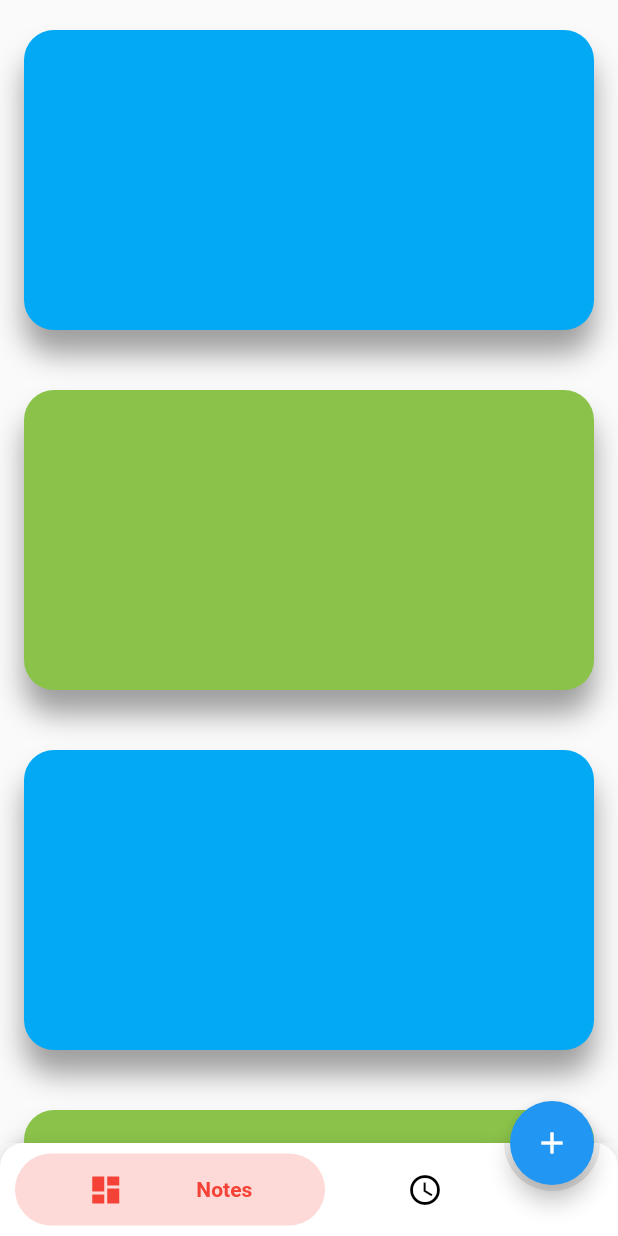
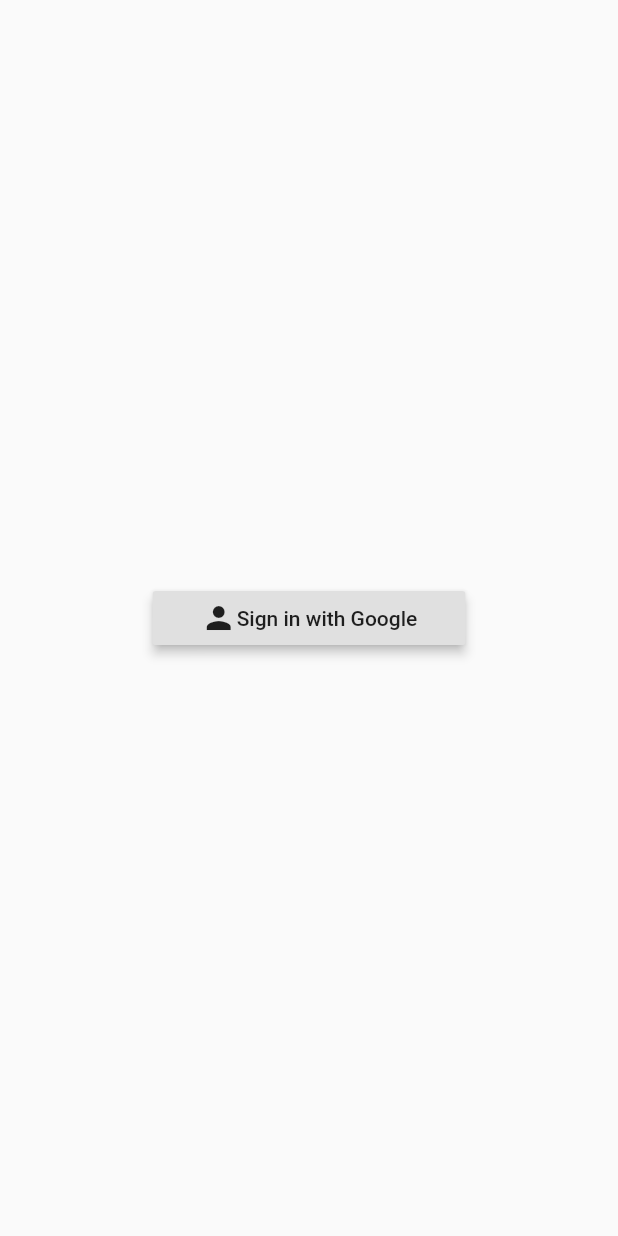
Before and after one commit to willconno/Postit, a Flutter app: the screen it shows after launch, on a phone screen of 412 x 824 dp. Run offline on Flutter 3.47's test engine with Material 2 defaults, Android fonts, the phone set to English and light mode, and no system bars; drawn by our look-alikes of bubble_bottom_bar; generated files the repository leaves out were written again.

Commit message:
- Work on login screen - Added notes route - Removed unnecessary list tile widget from listview

```diff
--- a/lib/main.dart
+++ b/lib/main.dart
@@ -1,10 +1,7 @@
-// Flutter code sample for material.AppBar.actions.1
-
-// This sample shows adding an action to an [AppBar] that opens a shopping cart.
-
 import 'package:flutter/material.dart';
 
-import 'view/HomeView.dart';
+import 'view/LoginView.dart';
+import 'view/notes/NoteListView.dart';
 
 void main() => runApp(MyApp());
 
@@ -16,7 +13,11 @@ class MyApp extends StatelessWidget {
   Widget build(BuildContext context) {
     return MaterialApp(
       title: _title,
-      home: HomeWidget(),
+      home: LoginWidget(),
+      routes:  <String, WidgetBuilder>{
+        '/login': (BuildContext context) => LoginWidget(),
+        '/notes': (BuildContext context) => NoteListWidget(),
+      },
     );
   }
 }
--- /dev/null
+++ b/lib/view/LoginView.dart
@@ -0,0 +1,46 @@
+import 'package:flutter/material.dart';
+
+class LoginWidget extends StatefulWidget {
+  @override
+  State<StatefulWidget> createState() {
+    return LoginState();
+  }
+}
+
+class LoginState extends State<LoginWidget> {
+  @override
+  Widget build(BuildContext context) {
+    // TODO: implement build
+    return Scaffold(
+        body: Padding(
+            padding: EdgeInsets.all(16),
+            child: Center(
+                child: Column(
+              mainAxisAlignment: MainAxisAlignment.center,
+              children: <Widget>[
+                Row(
+                  mainAxisSize: MainAxisSize.min,
+                  mainAxisAlignment: MainAxisAlignment.center,
+                  children: <Widget>[
+                    RaisedButton(
+                      padding: EdgeInsets.only(left: 32, right: 32),
+                      child: Row(
+                        children: <Widget>[
+                          Icon(Icons.person),
+                          Text(
+                            "Sign in with Google",
+                            textAlign: TextAlign.center,
+                          )
+                        ],
+                      ),
+                      elevation: 3,
+                      onPressed: () {
+                        Navigator.of(context).pushReplacementNamed("/notes");
+                      },
+                    )
+                  ],
+                )
+              ],
+            ))));
+  }
+}
--- a/lib/view/NoteListView.dart
+++ b/lib/view/notes/NoteListItemView.dart
@@ -1,6 +1,5 @@
 
 import 'package:flutter/material.dart';
-import 'package:postit/entity/User.dart';
 
 enum NoteListType {
   all, archive
@@ -27,18 +26,16 @@ class NotesListState extends State<NotesListWidget> {
   Widget build(BuildContext context, {pageIndex}) {
     return ListView.builder(
         itemBuilder: (context, i) {
-          return ListTile(
-            contentPadding: EdgeInsets.all(16.0),
-            title: getItem(context, i),
+          return Container(
+            height: 200,
+            margin: EdgeInsets.all(16),
+            decoration: getDecoration(i),
           );
         });
   }
 
-  Widget getItem(context, index) {
-    return Container(
-      height: 200,
-//      padding: EdgeInsets.all(16.0),
-      decoration: new BoxDecoration(
+  BoxDecoration getDecoration(index) {
+    return new BoxDecoration(
           borderRadius: new BorderRadius.circular(20.0),
           shape: BoxShape.rectangle,
           color: getColor(index),
@@ -48,7 +45,7 @@ class NotesListState extends State<NotesListWidget> {
               offset: new Offset(0.0, 16.0),
               blurRadius: 16.0,
             )
-          ]),
+          ]
     );
   }
 
--- a/lib/view/HomeView.dart
+++ b/lib/view/notes/NoteListView.dart
@@ -2,16 +2,16 @@
 import 'package:bubble_bottom_bar/bubble_bottom_bar.dart';
 import 'package:flutter/material.dart';
 
-import 'NoteListView.dart';
+import 'package:postit/view/notes/NoteListItemView.dart';
 
-class HomeWidget extends StatefulWidget {
+class NoteListWidget extends StatefulWidget {
   @override
   State<StatefulWidget> createState() {
-    return new HomeState();
+    return new NoteListState();
   }
 }
 
-class HomeState extends State<HomeWidget> {
+class NoteListState extends State<NoteListWidget> {
   var _currentIndex = 0;
 
   PageController _pageController = PageController(initialPage: 0);
@@ -84,8 +84,4 @@ class HomeState extends State<HomeWidget> {
       _pageController.animateToPage(newIndex, duration: Duration(milliseconds: 300), curve: Curves.easeInOut);
     });
   }
-
-//  Widget getChild(WidgetatIndex) {
-//    return new NotesListWidget();
-//  }
 }
```
Also changed, not shown: 3 other files.
